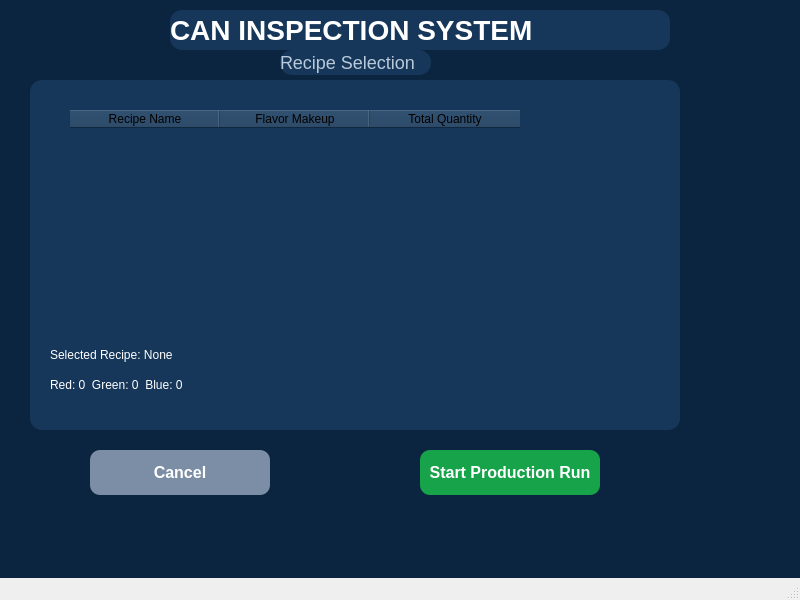
Old version of the form UI_Design/recipeScreen.ui in the repository AlrJohn/CS488_Team1_Capstone.
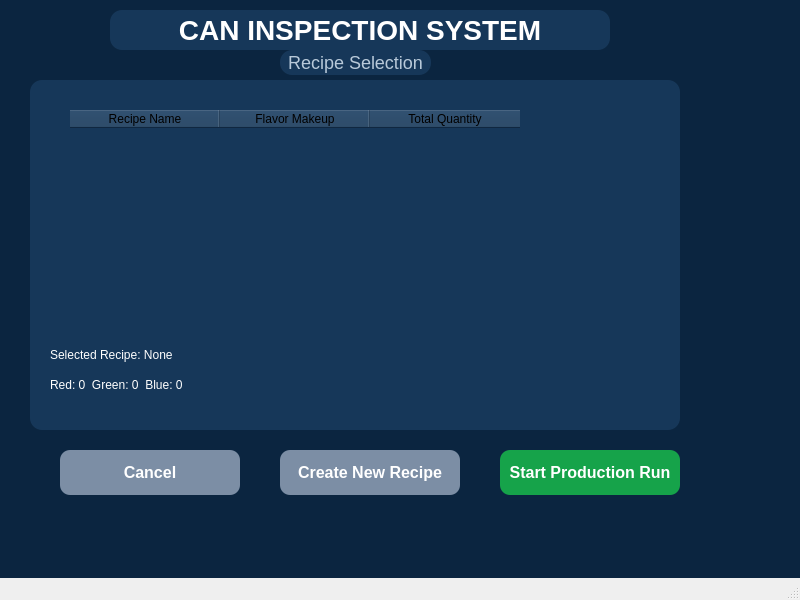
New version of the form.

```diff
--- a/UI_Design/recipeScreen.ui
+++ b/UI_Design/recipeScreen.ui
@@ -32,7 +32,7 @@
    <widget class="QLabel" name="titleLabel">
     <property name="geometry">
      <rect>
-      <x>170</x>
+      <x>110</x>
       <y>10</y>
       <width>500</width>
       <height>40</height>
@@ -48,6 +48,9 @@
     <property name="text">
      <string>CAN INSPECTION SYSTEM</string>
     </property>
+    <property name="alignment">
+     <set>Qt::AlignmentFlag::AlignCenter</set>
+    </property>
    </widget>
    <widget class="QLabel" name="subtitleLabel">
     <property name="geometry">
@@ -67,6 +70,9 @@
     <property name="text">
      <string>Recipe Selection</string>
     </property>
+    <property name="alignment">
+     <set>Qt::AlignmentFlag::AlignCenter</set>
+    </property>
    </widget>
    <widget class="QFrame" name="RecipePanel">
     <property name="geometry">
@@ -164,7 +170,7 @@
    <widget class="QPushButton" name="cancelButton">
     <property name="geometry">
      <rect>
-      <x>90</x>
+      <x>60</x>
       <y>450</y>
       <width>180</width>
       <height>45</height>
@@ -188,7 +194,7 @@
    <widget class="QPushButton" name="runButton">
     <property name="geometry">
      <rect>
-      <x>420</x>
+      <x>500</x>
       <y>450</y>
       <width>180</width>
       <height>45</height>
@@ -209,6 +215,30 @@
      <string>Start Production Run</string>
     </property>
    </widget>
+   <widget class="QPushButton" name="createNewButton">
+    <property name="geometry">
+     <rect>
+      <x>280</x>
+      <y>450</y>
+      <width>180</width>
+      <height>45</height>
+     </rect>
+    </property>
+    <property name="styleSheet">
+     <string notr="true">
+   QPushButton{
+    background-color:#7C8EA5;
+    color:white;
+    border-radius:10px;
+    font-size:16px;
+    font-weight:bold;
+   }
+    </string>
+    </property>
+    <property name="text">
+     <string>Create New Recipe</string>
+    </property>
+   </widget>
   </widget>
   <widget class="QMenuBar" name="menubar">
    <property name="geometry">
```
